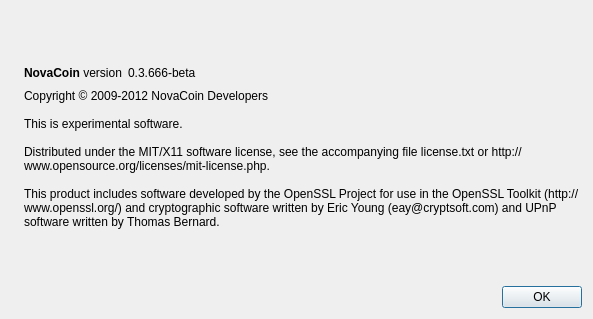
This is src/qt/forms/aboutdialog.ui in mcastillo0724/novacoin as Qt 5 draws it before an edit. The edited form follows.
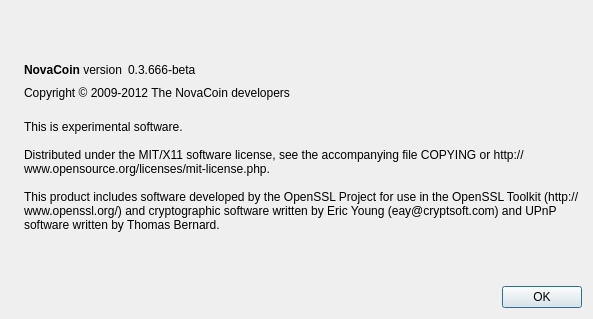
This is the edited form. Icons and pictures are not drawn.

Patch:
```diff
--- a/src/qt/forms/aboutdialog.ui
+++ b/src/qt/forms/aboutdialog.ui
@@ -62,9 +62,6 @@
          <property name="text">
           <string notr="true">0.3.666-beta</string>
          </property>
-         <property name="textFormat">
-          <enum>Qt::RichText</enum>
-         </property>
          <property name="textInteractionFlags">
           <set>Qt::LinksAccessibleByMouse|Qt::TextSelectableByKeyboard|Qt::TextSelectableByMouse</set>
          </property>
@@ -85,14 +82,26 @@
        </item>
       </layout>
      </item>
+     <item>
+      <widget class="QLabel" name="copyrightLabel">
+       <property name="cursor">
+        <cursorShape>IBeamCursor</cursorShape>
+       </property>
+       <property name="text">
+        <string>Copyright © 2009-2012 The NovaCoin developers</string>
+       </property>
+       <property name="textInteractionFlags">
+        <set>Qt::LinksAccessibleByMouse|Qt::TextSelectableByKeyboard|Qt::TextSelectableByMouse</set>
+       </property>
+      </widget>
+     </item>
      <item>
       <widget class="QLabel" name="label_2">
        <property name="text">
-        <string>Copyright © 2009-2012 NovaCoin Developers
-
+        <string>
 This is experimental software.
 
-Distributed under the MIT/X11 software license, see the accompanying file license.txt or http://www.opensource.org/licenses/mit-license.php.
+Distributed under the MIT/X11 software license, see the accompanying file COPYING or http://www.opensource.org/licenses/mit-license.php.
 
 This product includes software developed by the OpenSSL Project for use in the OpenSSL Toolkit (http://www.openssl.org/) and cryptographic software written by Eric Young (eay@cryptsoft.com) and UPnP software written by Thomas Bernard.</string>
        </property>
```
Left out of the diff: 12 changed lines with no effect on the pictures.
